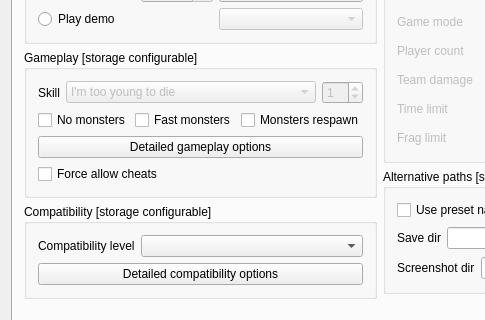
Old version of the form Forms/MainWindow.ui in the repository Youda008/DoomRunner; both pictures show x 0 to 485 and y 200 to 520 of the 760 by 760 pixel window.
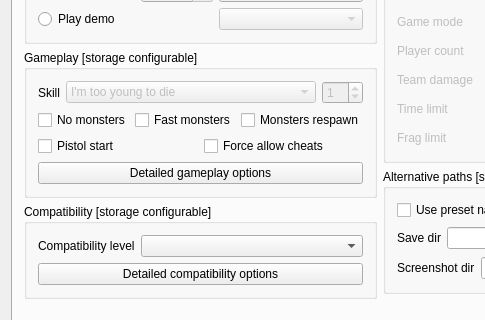
New version of the form. The open tabs and pages were chosen to show the change. Icons and pictures are not drawn. Custom widgets are drawn as their Qt base class.

Commit message: added pistol start checkbox for Crispy Doom and derivatives

Patch:
```diff
--- a/Forms/MainWindow.ui
+++ b/Forms/MainWindow.ui
@@ -894,15 +894,18 @@
                </item>
               </layout>
              </item>
-             <item>
-              <widget class="QPushButton" name="gameOptsBtn">
-               <property name="text">
-                <string>Detailed gameplay options</string>
-               </property>
-              </widget>
-             </item>
              <item>
               <layout class="QHBoxLayout" name="hLayout_miscOpts">
+               <item>
+                <widget class="QCheckBox" name="pistolStartChkBox">
+                 <property name="toolTip">
+                  <string>&lt;html&gt;&lt;head/&gt;&lt;body&gt;&lt;p&gt;&lt;span style=&quot; font-weight:600;&quot;&gt;-pistolstart&lt;br/&gt;&lt;/span&gt;Every level is a fresh start, with a pistol only.&lt;br/&gt;(Only works in CrispyDoom, PrBoom+, DSDA Doom, Woof, DoomRetro)&lt;/p&gt;&lt;/body&gt;&lt;/html&gt;</string>
+                 </property>
+                 <property name="text">
+                  <string>Pistol start</string>
+                 </property>
+                </widget>
+               </item>
                <item>
                 <widget class="QCheckBox" name="allowCheatsChkBox">
                  <property name="toolTip">
@@ -915,6 +918,16 @@
                </item>
               </layout>
              </item>
+             <item>
+              <widget class="QPushButton" name="gameOptsBtn">
+               <property name="toolTip">
+                <string>&lt;html&gt;&lt;head/&gt;&lt;body&gt;&lt;p&gt;Based on ZDoom and GZDoom, might not work in other engines.&lt;/p&gt;&lt;/body&gt;&lt;/html&gt;</string>
+               </property>
+               <property name="text">
+                <string>Detailed gameplay options</string>
+               </property>
+              </widget>
+             </item>
             </layout>
            </widget>
           </item>
```
Left out of the diff: 2 changed lines with no effect on the pictures. The commit also changes 4 other files.
